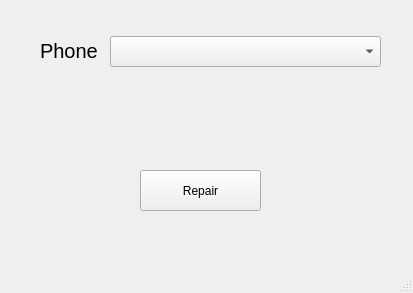
This is tiendaMoviles/mainwindow.ui in ChristopherCousin/PhoneShop as Qt 5 draws it before an edit. The edited form follows.
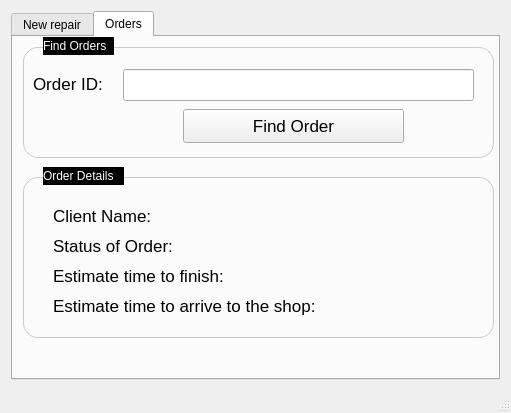
This is the edited form.

Diff of the .ui file:
```diff
--- a/tiendaMoviles/mainwindow.ui
+++ b/tiendaMoviles/mainwindow.ui
@@ -6,55 +6,376 @@
    <rect>
     <x>0</x>
     <y>0</y>
-    <width>413</width>
-    <height>293</height>
+    <width>511</width>
+    <height>413</height>
    </rect>
   </property>
   <property name="windowTitle">
    <string>MainWindow</string>
   </property>
   <widget class="QWidget" name="centralWidget">
-   <widget class="QPushButton" name="pushButton">
-    <property name="geometry">
-     <rect>
-      <x>140</x>
-      <y>170</y>
-      <width>121</width>
-      <height>41</height>
-     </rect>
-    </property>
-    <property name="text">
-     <string>Repair</string>
-    </property>
-   </widget>
-   <widget class="QComboBox" name="comboBox">
-    <property name="geometry">
-     <rect>
-      <x>110</x>
-      <y>36</y>
-      <width>271</width>
-      <height>31</height>
-     </rect>
-    </property>
-   </widget>
-   <widget class="QLabel" name="label">
-    <property name="geometry">
-     <rect>
-      <x>40</x>
-      <y>40</y>
-      <width>71</width>
-      <height>21</height>
-     </rect>
-    </property>
-    <property name="font">
-     <font>
-      <pointsize>15</pointsize>
-     </font>
-    </property>
-    <property name="text">
-     <string>Phone</string>
-    </property>
-   </widget>
+   <layout class="QGridLayout" name="gridLayout_2">
+    <item row="0" column="0">
+     <widget class="QTabWidget" name="tabWidget">
+      <property name="currentIndex">
+       <number>1</number>
+      </property>
+      <widget class="QWidget" name="tab_2">
+       <attribute name="title">
+        <string>New repair</string>
+       </attribute>
+       <widget class="QPushButton" name="pushButton_2">
+        <property name="geometry">
+         <rect>
+          <x>180</x>
+          <y>210</y>
+          <width>151</width>
+          <height>41</height>
+         </rect>
+        </property>
+        <property name="font">
+         <font>
+          <pointsize>14</pointsize>
+         </font>
+        </property>
+        <property name="text">
+         <string>Send</string>
+        </property>
+       </widget>
+       <widget class="QLineEdit" name="lineEdit">
+        <property name="geometry">
+         <rect>
+          <x>160</x>
+          <y>44</y>
+          <width>311</width>
+          <height>32</height>
+         </rect>
+        </property>
+       </widget>
+       <widget class="QLabel" name="label_2">
+        <property name="geometry">
+         <rect>
+          <x>20</x>
+          <y>50</y>
+          <width>121</width>
+          <height>18</height>
+         </rect>
+        </property>
+        <property name="font">
+         <font>
+          <pointsize>14</pointsize>
+         </font>
+        </property>
+        <property name="text">
+         <string>Client Name:</string>
+        </property>
+       </widget>
+       <widget class="QLabel" name="label_3">
+        <property name="geometry">
+         <rect>
+          <x>22</x>
+          <y>91</y>
+          <width>91</width>
+          <height>18</height>
+         </rect>
+        </property>
+        <property name="font">
+         <font>
+          <pointsize>14</pointsize>
+         </font>
+        </property>
+        <property name="text">
+         <string>Phone:</string>
+        </property>
+       </widget>
+       <widget class="QComboBox" name="comboBox">
+        <property name="geometry">
+         <rect>
+          <x>160</x>
+          <y>84</y>
+          <width>311</width>
+          <height>32</height>
+         </rect>
+        </property>
+       </widget>
+       <widget class="QLabel" name="label_4">
+        <property name="geometry">
+         <rect>
+          <x>20</x>
+          <y>144</y>
+          <width>131</width>
+          <height>21</height>
+         </rect>
+        </property>
+        <property name="font">
+         <font>
+          <pointsize>12</pointsize>
+         </font>
+        </property>
+        <property name="text">
+         <string>Available repairs:</string>
+        </property>
+       </widget>
+       <widget class="QComboBox" name="comboBox_2">
+        <property name="geometry">
+         <rect>
+          <x>160</x>
+          <y>137</y>
+          <width>311</width>
+          <height>32</height>
+         </rect>
+        </property>
+       </widget>
+       <widget class="QLabel" name="label">
+        <property name="geometry">
+         <rect>
+          <x>10</x>
+          <y>30</y>
+          <width>471</width>
+          <height>161</height>
+         </rect>
+        </property>
+        <property name="styleSheet">
+         <string notr="true">QLabel {
+border: 1px solid #CBC8C8;
+border-radius: 15px;
+}</string>
+        </property>
+        <property name="text">
+         <string/>
+        </property>
+       </widget>
+       <widget class="QLabel" name="label_5">
+        <property name="geometry">
+         <rect>
+          <x>30</x>
+          <y>20</y>
+          <width>71</width>
+          <height>18</height>
+         </rect>
+        </property>
+        <property name="styleSheet">
+         <string notr="true">QLabel{
+background: solid black;
+color: white;
+}</string>
+        </property>
+        <property name="text">
+         <string>Send repair</string>
+        </property>
+       </widget>
+       <zorder>label</zorder>
+       <zorder>pushButton_2</zorder>
+       <zorder>lineEdit</zorder>
+       <zorder>label_2</zorder>
+       <zorder>label_3</zorder>
+       <zorder>comboBox</zorder>
+       <zorder>label_4</zorder>
+       <zorder>comboBox_2</zorder>
+       <zorder>label_5</zorder>
+      </widget>
+      <widget class="QWidget" name="tab">
+       <attribute name="title">
+        <string>Orders</string>
+       </attribute>
+       <widget class="QLabel" name="label_6">
+        <property name="geometry">
+         <rect>
+          <x>20</x>
+          <y>31</y>
+          <width>81</width>
+          <height>31</height>
+         </rect>
+        </property>
+        <property name="font">
+         <font>
+          <pointsize>13</pointsize>
+         </font>
+        </property>
+        <property name="text">
+         <string>Order ID:</string>
+        </property>
+       </widget>
+       <widget class="QLineEdit" name="lineEdit_2">
+        <property name="geometry">
+         <rect>
+          <x>110</x>
+          <y>32</y>
+          <width>351</width>
+          <height>32</height>
+         </rect>
+        </property>
+       </widget>
+       <widget class="QLabel" name="label_7">
+        <property name="geometry">
+         <rect>
+          <x>10</x>
+          <y>10</y>
+          <width>471</width>
+          <height>111</height>
+         </rect>
+        </property>
+        <property name="styleSheet">
+         <string notr="true">QLabel {
+border: 1px solid #CBC8C8;
+border-radius: 15px;
+}</string>
+        </property>
+        <property name="text">
+         <string/>
+        </property>
+       </widget>
+       <widget class="QLabel" name="label_8">
+        <property name="geometry">
+         <rect>
+          <x>30</x>
+          <y>0</y>
+          <width>71</width>
+          <height>18</height>
+         </rect>
+        </property>
+        <property name="styleSheet">
+         <string notr="true">QLabel{
+background: solid black;
+color: white;
+}</string>
+        </property>
+        <property name="text">
+         <string>Find Orders</string>
+        </property>
+       </widget>
+       <widget class="QPushButton" name="pushButton_3">
+        <property name="geometry">
+         <rect>
+          <x>170</x>
+          <y>72</y>
+          <width>221</width>
+          <height>34</height>
+         </rect>
+        </property>
+        <property name="font">
+         <font>
+          <pointsize>13</pointsize>
+         </font>
+        </property>
+        <property name="text">
+         <string>Find Order</string>
+        </property>
+       </widget>
+       <widget class="QLabel" name="label_9">
+        <property name="geometry">
+         <rect>
+          <x>10</x>
+          <y>140</y>
+          <width>471</width>
+          <height>161</height>
+         </rect>
+        </property>
+        <property name="styleSheet">
+         <string notr="true">QLabel {
+border: 1px solid #CBC8C8;
+border-radius: 15px;
+}</string>
+        </property>
+        <property name="text">
+         <string/>
+        </property>
+       </widget>
+       <widget class="QLabel" name="label_10">
+        <property name="geometry">
+         <rect>
+          <x>30</x>
+          <y>130</y>
+          <width>81</width>
+          <height>18</height>
+         </rect>
+        </property>
+        <property name="styleSheet">
+         <string notr="true">QLabel{
+background: solid black;
+color: white;
+}</string>
+        </property>
+        <property name="text">
+         <string>Order Details</string>
+        </property>
+       </widget>
+       <widget class="QLabel" name="label_11">
+        <property name="geometry">
+         <rect>
+          <x>40</x>
+          <y>170</y>
+          <width>121</width>
+          <height>18</height>
+         </rect>
+        </property>
+        <property name="font">
+         <font>
+          <pointsize>13</pointsize>
+         </font>
+        </property>
+        <property name="text">
+         <string>Client Name:</string>
+        </property>
+       </widget>
+       <widget class="QLabel" name="label_12">
+        <property name="geometry">
+         <rect>
+          <x>40</x>
+          <y>200</y>
+          <width>131</width>
+          <height>18</height>
+         </rect>
+        </property>
+        <property name="font">
+         <font>
+          <pointsize>13</pointsize>
+         </font>
+        </property>
+        <property name="text">
+         <string>Status of Order:</string>
+        </property>
+       </widget>
+       <widget class="QLabel" name="label_13">
+        <property name="geometry">
+         <rect>
+          <x>40</x>
+          <y>230</y>
+          <width>191</width>
+          <height>18</height>
+         </rect>
+        </property>
+        <property name="font">
+         <font>
+          <pointsize>13</pointsize>
+         </font>
+        </property>
+        <property name="text">
+         <string>Estimate time to finish:</string>
+        </property>
+       </widget>
+       <widget class="QLabel" name="label_14">
+        <property name="geometry">
+         <rect>
+          <x>40</x>
+          <y>260</y>
+          <width>291</width>
+          <height>18</height>
+         </rect>
+        </property>
+        <property name="font">
+         <font>
+          <pointsize>13</pointsize>
+         </font>
+        </property>
+        <property name="text">
+         <string>Estimate time to arrive to the shop:</string>
+        </property>
+       </widget>
+      </widget>
+     </widget>
+    </item>
+   </layout>
   </widget>
   <widget class="QMenuBar" name="menuBar">
    <property name="geometry">
```
Left out of the diff: 2 changed lines with no effect on the pictures.
